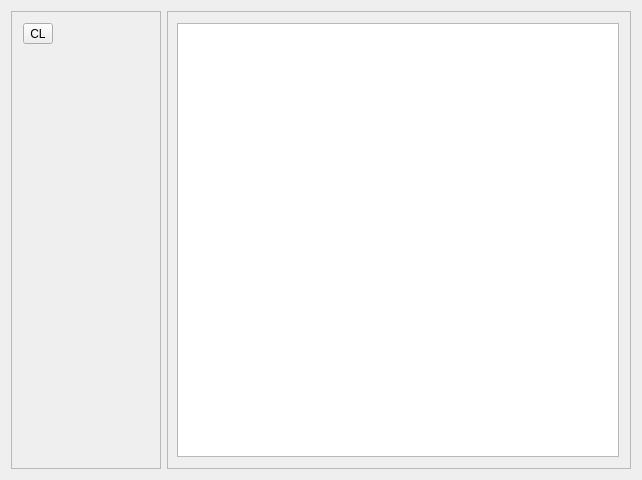
Flk427/edth, file source/MainWindow.ui: the form before one commit.
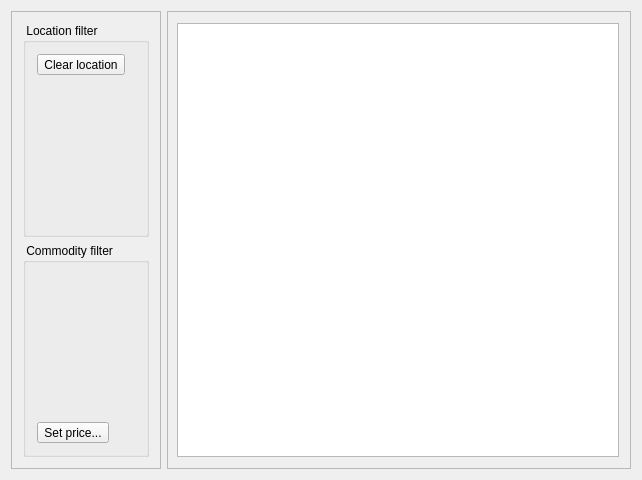
The form after the commit. Custom widgets are drawn as their Qt base class.

```diff
--- a/source/MainWindow.ui
+++ b/source/MainWindow.ui
@@ -37,9 +37,15 @@
       </property>
       <layout class="QVBoxLayout" name="verticalLayout_2">
        <item>
+        <widget class="QGroupBox" name="groupBox">
+         <property name="title">
+          <string> Location filter </string>
+         </property>
+         <layout class="QVBoxLayout" name="verticalLayout_3">
+          <item>
         <widget class="QToolButton" name="clearToolButton">
          <property name="text">
-          <string>CL</string>
+             <string>Clear location</string>
          </property>
         </widget>
        </item>
@@ -49,8 +55,27 @@
        <item>
         <widget class="CSelectHelper" name="widget_2" native="true"/>
        </item>
+         </layout>
+        </widget>
+       </item>
+       <item>
+        <widget class="QGroupBox" name="groupBox_2">
+         <property name="title">
+          <string> Commodity filter </string>
+         </property>
+         <layout class="QVBoxLayout" name="verticalLayout_4">
        <item>
         <widget class="CSelectHelper" name="widget_3" native="true"/>
+          </item>
+          <item>
+           <widget class="QToolButton" name="toolButton">
+            <property name="text">
+             <string>Set price...</string>
+            </property>
+           </widget>
+          </item>
+         </layout>
+        </widget>
        </item>
       </layout>
      </widget>
```
Lines whose indentation alone changed are shown as unchanged.
